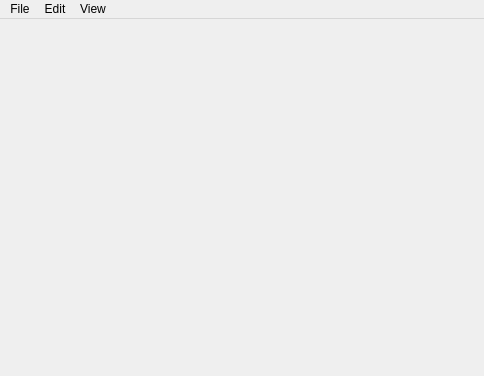
Qt form browser/mainwindow.ui (vicr123/theweb) before a commit.
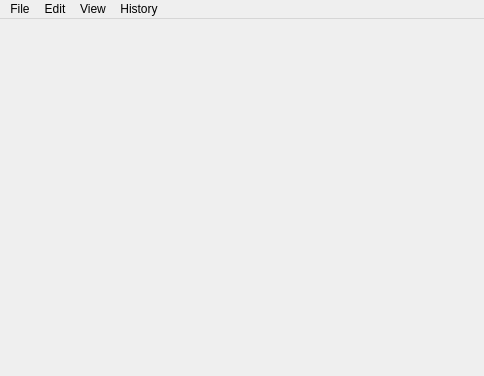
The same form after that commit. Icons and pictures are not drawn. Custom widgets are drawn as their Qt base class.

Commit message: Implement History

The edit to the form file:
```diff
--- a/browser/mainwindow.ui
+++ b/browser/mainwindow.ui
@@ -124,9 +124,16 @@
     <addaction name="actionGoForward"/>
     <addaction name="actionReload"/>
    </widget>
+   <widget class="QMenu" name="menuHistory">
+    <property name="title">
+     <string>History</string>
+    </property>
+    <addaction name="actionViewFullHistory"/>
+   </widget>
    <addaction name="menuFile"/>
    <addaction name="menuEdit"/>
    <addaction name="menuView"/>
+   <addaction name="menuHistory"/>
   </widget>
   <action name="actionGoBack">
    <property name="icon">
```
Left out of the diff: 24 changed lines with no effect on the pictures. The commit also changes 190 other files.
